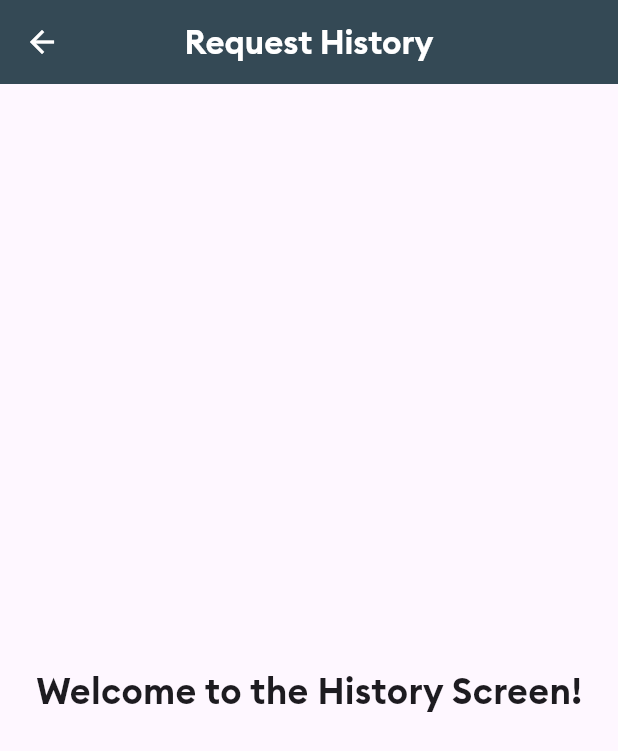
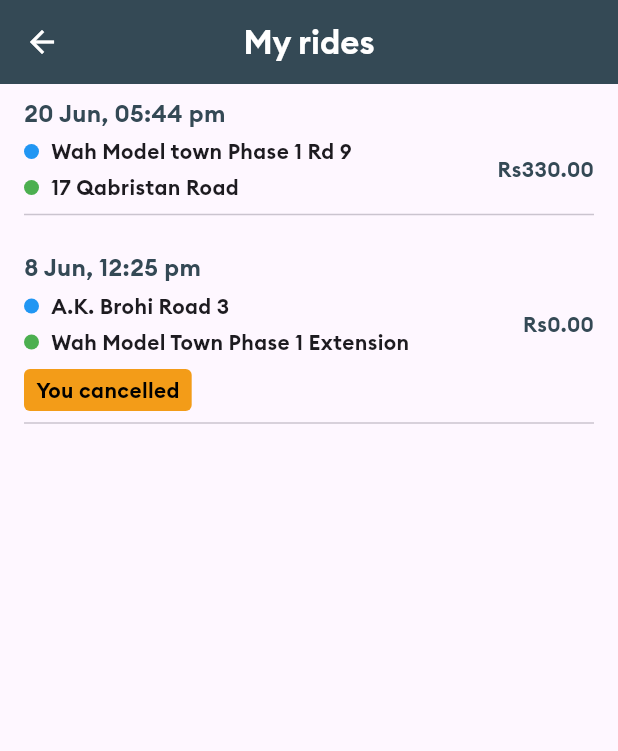
Before and after one commit to Mary-yumm/gomatch, a Flutter app: the HistoryScreen screen opened by its route, on a phone screen of 412 x 824 dp. Shown: the top 751 px of the screen. Run offline on Flutter 3.47's test engine with Material 3 defaults, Android fonts, the phone set to English and light mode, and no system bars; our stand-ins replace firebase_auth, firebase_core, firebase_database, fluttertoast, rive; accounts and stored records are empty.

Commit message:
update histroy screen

```diff
--- /dev/null
+++ b/lib/components/history_screen/ride_history_list.dart
@@ -0,0 +1,27 @@
+import 'package:flutter/material.dart';
+import 'ride_history_tile.dart';
+
+class RideHistoryList extends StatelessWidget {
+  const RideHistoryList({super.key});
+
+  @override
+  Widget build(BuildContext context) {
+    return ListView(
+      children: const [
+        RideHistoryTile(
+          date: '20 Jun, 05:44 pm',
+          pickupLocation: 'Wah Model town Phase 1 Rd 9',
+          dropLocation: '17 Qabristan Road',
+          fare: 'Rs330.00',
+        ),
+        RideHistoryTile(
+          date: '8 Jun, 12:25 pm',
+          pickupLocation: 'A.K. Brohi Road 3',
+          dropLocation: 'Wah Model Town Phase 1 Extension',
+          fare: 'Rs0.00',
+          cancelled: true,
+        ),
+      ],
+    );
+  }
+}
--- /dev/null
+++ b/lib/components/history_screen/ride_history_tile.dart
@@ -0,0 +1,98 @@
+import 'package:flutter/material.dart';
+import 'package:gomatch/utils/colors.dart';
+
+class RideHistoryTile extends StatelessWidget {
+  final String date;
+  final String pickupLocation;
+  final String dropLocation;
+  final String fare;
+  final bool cancelled;
+
+  const RideHistoryTile({
+    super.key,
+    required this.date,
+    required this.pickupLocation,
+    required this.dropLocation,
+    required this.fare,
+    this.cancelled = false,
+  });
+
+  @override
+  Widget build(BuildContext context) {
+    return Padding(
+      padding: const EdgeInsets.symmetric(horizontal: 16, vertical: 8),
+      child: Column(
+        crossAxisAlignment: CrossAxisAlignment.start,
+        children: [
+          Text(
+            date,
+            style: const TextStyle(
+              fontSize: 16, // Increase font size for the date
+              fontWeight: FontWeight.bold,
+              color:AppColors.primaryColor,
+            ),
+          ),
+          const SizedBox(height: 4), // Spacing between date and location rows
+          Row(
+            mainAxisAlignment: MainAxisAlignment.spaceBetween,
+            children: [
+              Column(
+                crossAxisAlignment: CrossAxisAlignment.start,
+                children: [
+                  Row(
+                    children: [
+                      // Pickup Circle
+                      Container(
+                        width: 10,
+                        height: 10,
+                        decoration: const BoxDecoration(
+                          color: Colors.blue, // Pickup circle color
+                          shape: BoxShape.circle,
+                        ),
+                      ),
+                      const SizedBox(width: 8),
+                      Text(pickupLocation),
+                    ],
+                  ),
+                  const SizedBox(height: 4),
+                  Row(
+                    children: [
+                      // Drop-off Circle
+                      Container(
+                        width: 10,
+                        height: 10,
+                        decoration: const BoxDecoration(
+                          color: Colors.green, // Drop-off circle color
+                          shape: BoxShape.circle,
+                        ),
+                      ),
+                      const SizedBox(width: 8),
+                      Text(dropLocation),
+                    ],
+                  ),
+                ],
+              ),
+              Text(fare, style: const TextStyle(fontWeight: FontWeight.bold,color:AppColors.primaryColor)),
+            ],
+          ),
+          if (cancelled)
+            Padding(
+              padding: const EdgeInsets.only(top: 8),
+              child: Container(
+                padding: const EdgeInsets.symmetric(horizontal: 8, vertical: 4),
+                decoration: BoxDecoration(
+                  color: AppColors.secondaryColor,
+                  borderRadius: BorderRadius.circular(4),
+                ),
+                child: const Text(
+                  "You cancelled",
+                  style: TextStyle(color: Colors.black),
+                ),
+              ),
+            ),
+          const Divider(),
+        ],
+      ),
+    );
+  }
+}
--- a/lib/screens/history_screen.dart
+++ b/lib/screens/history_screen.dart
@@ -1,4 +1,5 @@
 import 'package:flutter/material.dart';
+import 'package:gomatch/components/history_screen/ride_history_list.dart';
 import 'package:gomatch/utils/colors.dart';
 
 class HistoryScreen extends StatelessWidget {
@@ -10,23 +11,12 @@ class HistoryScreen extends StatelessWidget {
   Widget build(BuildContext context) {
     return Scaffold(
       appBar: AppBar(
-        title: const Text("Request History"),
+        title: const Text("My rides"),
         backgroundColor: AppColors.primaryColor,
         foregroundColor: Colors.white,
         centerTitle: true,
       ),
-      body: const Center(
-        child: Column(
-          mainAxisAlignment: MainAxisAlignment.center,
-          children: [
-            SizedBox(height:40),
-            Text(
-              "Welcome to the History Screen!",
-              style: TextStyle(fontSize: 24, fontWeight: FontWeight.bold),
-            ),
-          ],
-        ),
-      ),
+      body: const RideHistoryList(),
     );
   }
 }
```
